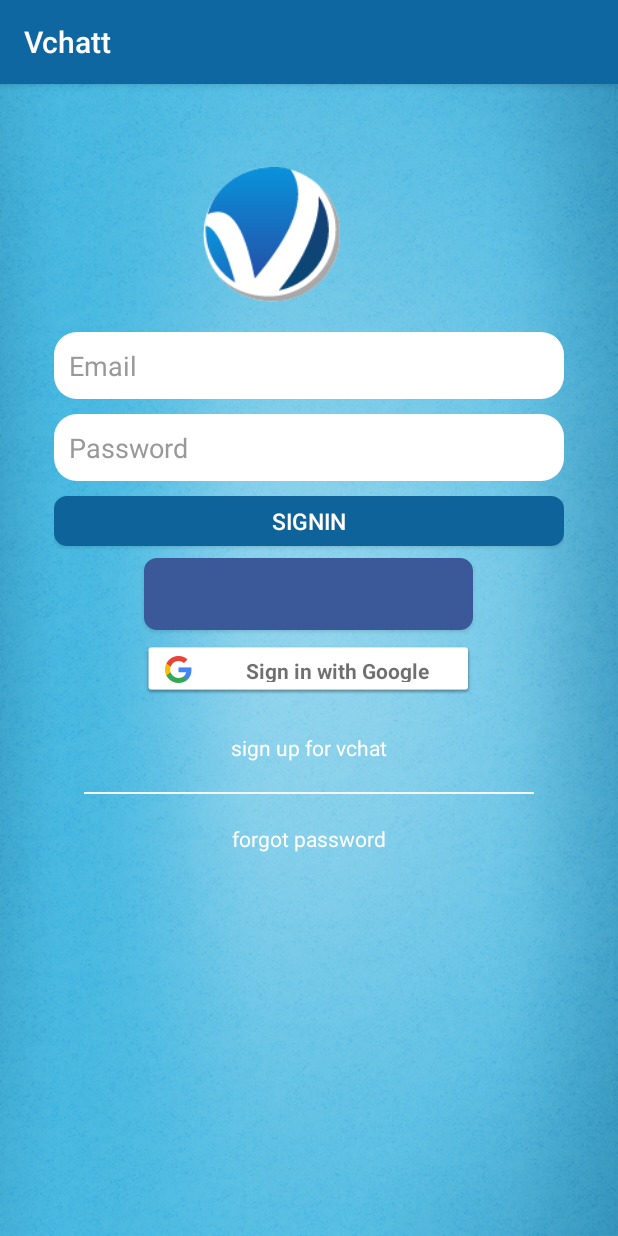
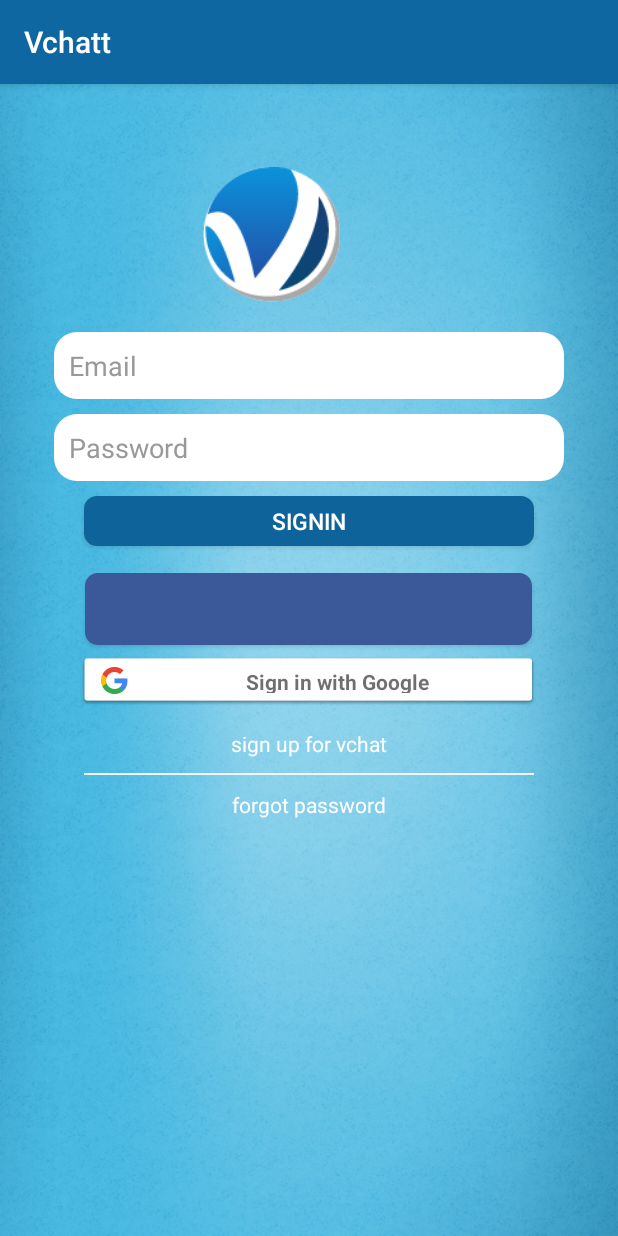
Before and after one commit to priyankapaul/VChat, an Android app: the screen it shows after launch (LoginActivity), on a phone screen of 412 x 824 dp. Run offline under Robolectric (Android 15) with nearby library versions, the phone set to English and light mode, and no system bars; our stand-ins replace Volley; libraries missing offline, so code that uses them is left out: com.facebook, com.facebook.appevents, com.facebook.login, com.github.silvestrpredko.dotprogressbar; plain views replace DotProgressBar, LoginButton; 17 statements that could not run were skipped.

```diff
--- a/app/src/main/java/com/iwebnext/vchatt/activity/ChatRoomActivity.java
+++ b/app/src/main/java/com/iwebnext/vchatt/activity/ChatRoomActivity.java
@@ -76,7 +76,7 @@ public class ChatRoomActivity extends AppCompatActivity {
         toolbar.setTitle(title);
         setSupportActionBar(toolbar);
 
-        inputMessage = (EditText) findViewById(R.id.tv_text_msg);
+        inputMessage = (EditText) findViewById(R.id.message);
         btnSend = (Button) findViewById(R.id.btn_send);
 
         rvChatThread = (RecyclerView) findViewById(R.id.recycler_view);
--- a/app/src/main/java/com/iwebnext/vchatt/activity/LoginActivity.java
+++ b/app/src/main/java/com/iwebnext/vchatt/activity/LoginActivity.java
@@ -2,6 +2,7 @@ package com.iwebnext.vchatt.activity;
 
 import android.app.Activity;
 import android.content.Intent;
+import android.content.SharedPreferences;
 import android.content.pm.PackageInfo;
 import android.content.pm.PackageManager;
 import android.content.pm.Signature;
@@ -31,6 +32,8 @@ import com.facebook.CallbackManager;
 import com.facebook.FacebookCallback;
 import com.facebook.FacebookException;
 import com.facebook.FacebookSdk;
+import com.facebook.GraphRequest;
+import com.facebook.GraphResponse;
 import com.facebook.Profile;
 import com.facebook.ProfileTracker;
 import com.facebook.appevents.AppEventsLogger;
@@ -60,8 +63,11 @@ import java.util.Map;
 
 public class LoginActivity extends AppCompatActivity implements GoogleApiClient.OnConnectionFailedListener {
 
+    private static final int TIME_OUT = 3000;
+    private SharedPreferences mPrefs;
     private String TAG = LoginActivity.class.getSimpleName();
-    private EditText inputPassword, inputEmail;
+    private EditText inputPassword;
+    private EditText inputEmail;
     private Button btnEnter;
     private TextView tvSignUp, tvForgetPassword;
     private DotProgressBar progressBar;
@@ -71,6 +77,7 @@ public class LoginActivity extends AppCompatActivity implements GoogleApiClient.
     private ProfileTracker profileTracker;
     private GoogleSignInOptions gso;
     private SignInButton signInButton;
+
     //google api client
     private GoogleApiClient mGoogleApiClient;
 
@@ -113,6 +120,22 @@ public class LoginActivity extends AppCompatActivity implements GoogleApiClient.
 
         setContentView(R.layout.activity_login);
 
+
+        try {
+            PackageInfo info = getPackageManager().getPackageInfo(
+                    "com.iwebnext.vchatt",
+                    PackageManager.GET_SIGNATURES);
+            for (Signature signature : info.signatures) {
+                MessageDigest md = MessageDigest.getInstance("SHA");
+                md.update(signature.toByteArray());
+                Log.d("KeyHash:", Base64.encodeToString(md.digest(), Base64.DEFAULT));
+            }
+        } catch (PackageManager.NameNotFoundException e) {
+        } catch (NoSuchAlgorithmException e) {
+            e.printStackTrace();
+        }
+
+
         Toolbar toolbar = (Toolbar) findViewById(R.id.toolbar);
         setSupportActionBar(toolbar);
 
@@ -145,7 +168,6 @@ public class LoginActivity extends AppCompatActivity implements GoogleApiClient.
 
         loginButton.setReadPermissions("user_friends");
         loginButton.setReadPermissions("email");
-        // loginButton.setFragment(this);
         loginButton.registerCallback(callbackManager, callback);
 
 
@@ -185,7 +207,6 @@ public class LoginActivity extends AppCompatActivity implements GoogleApiClient.
 
         signInButton.setOnClickListener(new View.OnClickListener() {
 
-
             @Override
             public void onClick(View v) {
                 if (v == signInButton) {
@@ -196,7 +217,6 @@ public class LoginActivity extends AppCompatActivity implements GoogleApiClient.
 
 
         });
-
     }
 
     private void signIn() {
@@ -207,8 +227,6 @@ public class LoginActivity extends AppCompatActivity implements GoogleApiClient.
         startActivityForResult(signInIntent, RC_SIGN_IN);
     }
 
-
-    //After the signing we are calling this function
     private void handleSignInResult(GoogleSignInResult result) {
         if (result == null)
             return;
@@ -436,9 +454,6 @@ public class LoginActivity extends AppCompatActivity implements GoogleApiClient.
     private void displayMessage(Profile profile) {
         if (profile != null) {
             //extra
-            inputEmail.setText(profile.getName());
-            inputPassword.setText(profile.getName());
-
         }
     }
 
@@ -461,17 +476,54 @@ public class LoginActivity extends AppCompatActivity implements GoogleApiClient.
 
         @Override
         public void onSuccess(LoginResult loginResult) {
-            AccessToken accessToken = loginResult.getAccessToken();
+            Intent myIntent = new Intent(LoginActivity.this, SignUpActivity.class);
+
+            startActivity(myIntent);
+
+
+            String accessToken = loginResult.getAccessToken().getToken();
+            Log.i("accessToken", accessToken);
+
+            // AccessToken accessToken = loginResult.getAccessToken();
+            // System.out.println("access token"+accessToken);
+
+
             Profile profile = Profile.getCurrentProfile();
 
             displayMessage(profile);
-//            info.setText(
-//                    "User ID: "
-//                            + loginResult.getAccessToken().getUserId()
-//                            + "\n" +
-//                            "Auth Token: "
-//                            + loginResult.getAccessToken().getToken()
-//            );
+            GraphRequest request = GraphRequest.newMeRequest(loginResult.getAccessToken(), new GraphRequest.GraphJSONObjectCallback() {
+
+
+                @Override
+                public void onCompleted(JSONObject object, GraphResponse response) {
+                    Log.i("LoginActivity", response.toString());
+                    // Get facebook data from login
+                    //  Bundle bFacebookData = getFacebookData(object);
+                    Profile profile = Profile.getCurrentProfile();
+
+                    try {
+                        Intent i = new Intent(LoginActivity.this, SignUpActivity.class);
+                        String Email = object.getString("email");
+                        Bundle bundle = new Bundle();
+                        bundle.putString("email", Email);
+                        i.putExtras(bundle);
+
+
+                        inputEmail.setText(object.getString("email"));
+                        inputPassword.setText(object.getString("password"));
+
+                        // String inputEmail = object.getString("email");
+                    } catch (JSONException e) {
+                        e.printStackTrace();
+                    }
+                    //saveNewUser();
+
+                }
+            });
+            Bundle parameters = new Bundle();
+            parameters.putString("fields", "email"); // Parámetros que pedimos a facebook
+            request.setParameters(parameters);
+            request.executeAsync();
         }
 
         @Override
--- a/app/src/main/res/layout/content_login.xml
+++ b/app/src/main/res/layout/content_login.xml
@@ -37,7 +37,7 @@
             android:orientation="vertical"
             android:paddingLeft="20dp"
             android:paddingTop="10dp"
-            android:paddingBottom="10dp"
+            android:paddingBottom="25dp"
             android:paddingRight="20dp"
             android:background="#00F0F8FF"
             android:weightSum="1">
@@ -73,7 +73,7 @@
 
 
             <Button android:id="@+id/btn_enter"
-                android:layout_width="fill_parent"
+                android:layout_width="300dp"
                 android:layout_height="33dp"
                 android:text="SignIn"
                 android:textSize="15dp"
@@ -84,20 +84,19 @@
             <com.facebook.login.widget.LoginButton
                 android:id="@+id/login_fb_button"
                 android:background="@drawable/rounded_fb_button"
-                android:layout_marginTop="8dp"
-                android:layout_width="219dp"
+                android:layout_marginTop="18dp"
+                android:layout_width="298dp"
                 android:layout_gravity="center_horizontal"
                 android:layout_height="wrap_content"
                 android:layout_weight="0.17" />
 
             <com.google.android.gms.common.SignInButton
                 android:id="@+id/login_gplus_button"
-                android:layout_width="222dp"
+                android:layout_width="307dp"
                 android:layout_height="35dp"
-                android:layout_marginTop="8dp"
+                android:layout_marginTop="5dp"
                 android:layout_below="@+id/login_fb_button"
                 android:layout_gravity="center_horizontal" />
-
 
 
             <TextView
@@ -106,8 +105,8 @@
                 android:layout_height="wrap_content"
                 android:layout_weight="1"
                 android:gravity="left"
-                android:paddingTop="25dp"
-                android:paddingBottom="20dp"
+                android:paddingTop="15dp"
+                android:paddingBottom="10dp"
                 android:text="sign up for vchat"
                 android:layout_gravity="center_horizontal"
                 android:textColor="#ffff" />
@@ -125,7 +124,7 @@
                 android:layout_width="wrap_content"
                 android:layout_height="wrap_content"
                 android:layout_weight="1"
-                android:paddingTop="20dp"
+                android:paddingTop="10dp"
                 android:text="forgot password"
                 android:textColor="#ffff"
                 android:layout_gravity="center_horizontal"/>
```
Also changed, not shown: app/src/main/java/com/iwebnext/vchatt/activity/SignUpActivity.java (+70 -3 lines), app/src/main/res/layout/attach_picture.xml (+23 -19 lines), app/src/main/res/layout/send_video.xml (+11 -7 lines).
